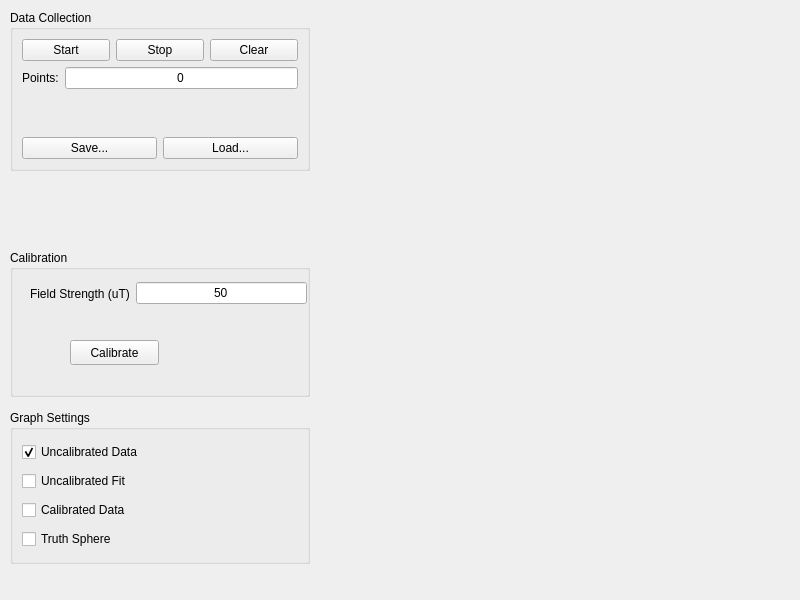
Old version of the form src/magnetometer/gui/fmain.ui in the repository pcdangio/ros-calibration_imu.
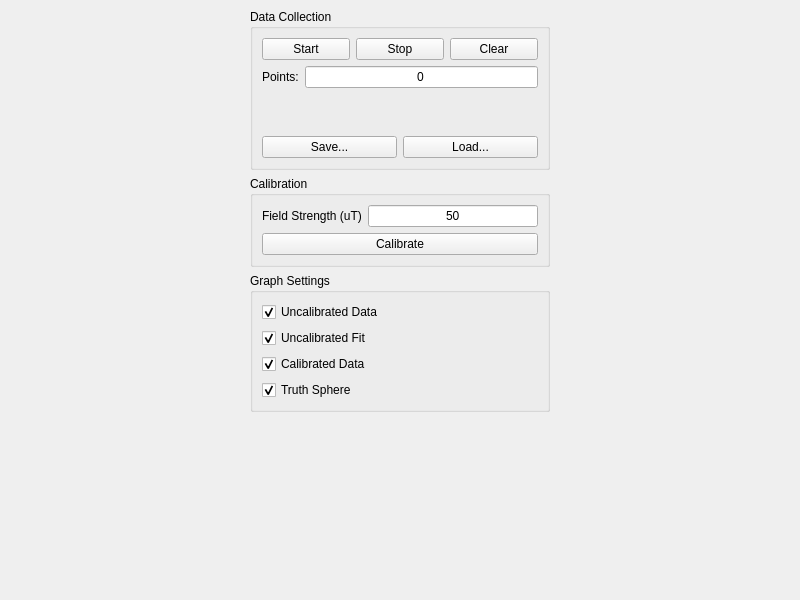
New version of the form.

What changed in the file:
```diff
--- a/src/magnetometer/gui/fmain.ui
+++ b/src/magnetometer/gui/fmain.ui
@@ -14,15 +14,11 @@
    <string>fmain</string>
   </property>
   <widget class="QWidget" name="centralwidget">
+   <layout class="QHBoxLayout" name="layout_main">
+    <item>
+     <layout class="QVBoxLayout" name="verticalLayout_4">
+      <item>
    <widget class="QGroupBox" name="groupbox_collection">
-    <property name="geometry">
-     <rect>
-      <x>10</x>
-      <y>10</y>
-      <width>300</width>
-      <height>161</height>
-     </rect>
-    </property>
     <property name="minimumSize">
      <size>
       <width>300</width>
@@ -121,15 +117,9 @@
      </item>
     </layout>
    </widget>
+      </item>
+      <item>
    <widget class="QGroupBox" name="groupbox_calibration">
-    <property name="geometry">
-     <rect>
-      <x>10</x>
-      <y>250</y>
-      <width>300</width>
-      <height>147</height>
-     </rect>
-    </property>
     <property name="minimumSize">
      <size>
       <width>300</width>
@@ -145,28 +135,8 @@
     <property name="title">
      <string>Calibration</string>
     </property>
-    <widget class="QPushButton" name="button_calibrate">
-     <property name="geometry">
-      <rect>
-       <x>60</x>
-       <y>90</y>
-       <width>89</width>
-       <height>25</height>
-      </rect>
-     </property>
-     <property name="text">
-      <string>Calibrate</string>
-     </property>
-    </widget>
-    <widget class="QWidget" name="">
-     <property name="geometry">
-      <rect>
-       <x>20</x>
-       <y>30</y>
-       <width>277</width>
-       <height>27</height>
-      </rect>
-     </property>
+        <layout class="QVBoxLayout" name="verticalLayout_2">
+         <item>
      <layout class="QHBoxLayout" name="horizontalLayout_4">
       <item>
        <widget class="QLabel" name="label_field_strength">
@@ -186,28 +156,19 @@
        </widget>
       </item>
      </layout>
-    </widget>
-   </widget>
-   <widget class="QWidget" name="gridLayoutWidget">
-    <property name="geometry">
-     <rect>
-      <x>329</x>
-      <y>29</y>
-      <width>441</width>
-      <height>501</height>
-     </rect>
-    </property>
-    <layout class="QGridLayout" name="layout_graph"/>
-   </widget>
+         </item>
+         <item>
+          <widget class="QPushButton" name="button_calibrate">
+           <property name="text">
+            <string>Calibrate</string>
+           </property>
+          </widget>
+         </item>
+        </layout>
+       </widget>
+      </item>
+      <item>
    <widget class="QGroupBox" name="groupbox_graph">
-    <property name="geometry">
-     <rect>
-      <x>10</x>
-      <y>410</y>
-      <width>300</width>
-      <height>154</height>
-     </rect>
-    </property>
     <property name="minimumSize">
      <size>
       <width>300</width>
@@ -223,7 +184,7 @@
     <property name="title">
      <string>Graph Settings</string>
     </property>
-    <layout class="QVBoxLayout" name="verticalLayout_2">
+        <layout class="QVBoxLayout" name="verticalLayout_3">
      <item>
       <widget class="QCheckBox" name="checkbox_graph_uncalibrated">
        <property name="text">
@@ -239,6 +200,9 @@
        <property name="text">
         <string>Uncalibrated Fit</string>
        </property>
+           <property name="checked">
+            <bool>true</bool>
+           </property>
       </widget>
      </item>
      <item>
@@ -246,6 +210,9 @@
        <property name="text">
         <string>Calibrated Data</string>
        </property>
+           <property name="checked">
+            <bool>true</bool>
+           </property>
       </widget>
      </item>
      <item>
@@ -253,10 +220,30 @@
        <property name="text">
         <string>Truth Sphere</string>
        </property>
+           <property name="checked">
+            <bool>true</bool>
+           </property>
       </widget>
      </item>
     </layout>
    </widget>
+      </item>
+      <item>
+       <spacer name="verticalSpacer_2">
+        <property name="orientation">
+         <enum>Qt::Vertical</enum>
+        </property>
+        <property name="sizeHint" stdset="0">
+         <size>
+          <width>20</width>
+          <height>40</height>
+         </size>
+        </property>
+       </spacer>
+      </item>
+     </layout>
+    </item>
+   </layout>
   </widget>
  </widget>
  <resources/>
```
Lines whose indentation alone changed are shown as unchanged.
